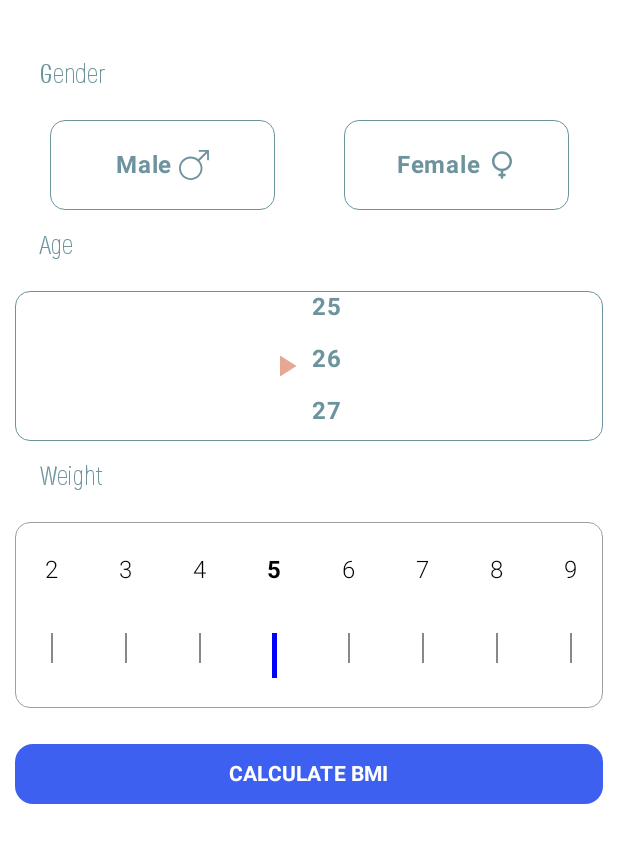
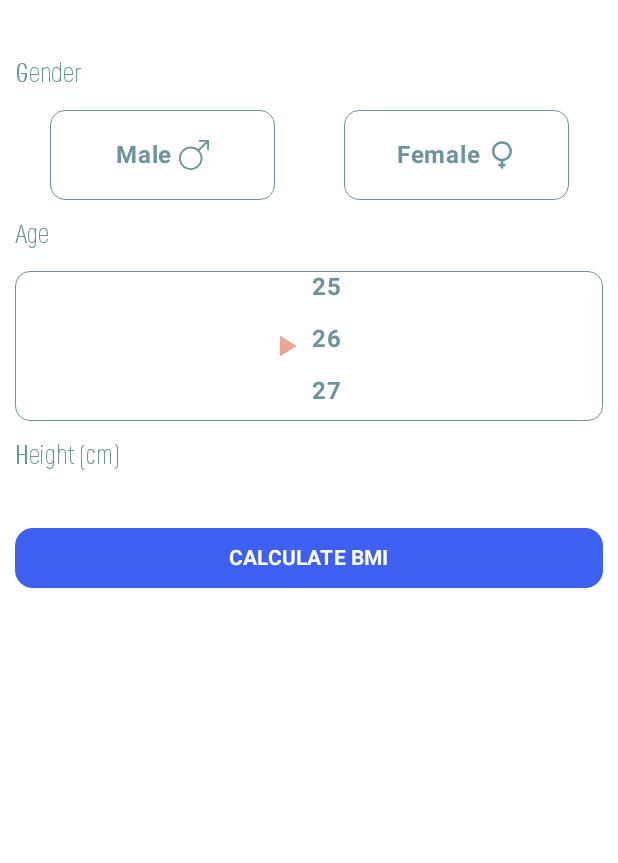
Before and after one commit to Aslmmon/BMI-calculator, an Android app built with Jetpack Compose: the screen it shows after launch (MainActivity), on a phone screen of 412 x 824 dp, the part 66-929 px from its top. Run offline under Robolectric (Android 15) with nearby library versions, the phone set to English and light mode, and no system bars; our stand-ins replace Dagger/Hilt's generated code; Roboto replaces fonts that are not available here.

```diff
--- a/features/bmi_input/src/main/java/com/ontop/inputapp/shared_ui/components.kt
+++ b/features/bmi_input/src/main/java/com/ontop/inputapp/shared_ui/components.kt
@@ -76,17 +76,16 @@ fun ContentWithTitle(
         Text(
             text = title,
             textAlign = TextAlign.Center,
-            modifier = modifier.padding(16.dp),
+            modifier = modifier.padding( vertical = 15.dp),
             color = MaterialTheme.colorScheme.primary,
             style = MaterialTheme.typography.titleSmall
         )
-        _gap()
         content.invoke()
     }
 }
 
 @Composable
-fun _gap(height: Int = 5) = Spacer(modifier = Modifier.height(height.dp))
+fun _gap(height: Int = 10) = Spacer(modifier = Modifier.height(height.dp))
 
 @Composable
 fun RoundedCardView(modifier: Modifier, content: @Composable () -> Unit) {
@@ -122,7 +121,6 @@ fun GenderView(
                 MutableInteractionSource()
             }) {
                 onGenderClicked.invoke()
-
             }
             .clip(RoundedCornerShape(11.dp))
             .background(if (isGenderSelected) MaterialTheme.colorScheme.secondary else Color.White)
@@ -134,7 +132,7 @@ fun GenderView(
             modifier = modifier
                 .height(60.dp)
                 .width(150.dp)
-                .fillMaxSize(),
+                .fillMaxWidth(),
             horizontalArrangement = Arrangement.Center
         ) {
             Text(
--- a/features/bmi_input/src/main/java/com/ontop/inputapp/ui/BmiInputScreen.kt
+++ b/features/bmi_input/src/main/java/com/ontop/inputapp/ui/BmiInputScreen.kt
@@ -53,17 +53,7 @@ fun BmiInputScreen(
         }
 
 
-        ContentWithTitle(title = stringResource(R.string.weight)) {
-            RoundedCardView(modifier = modifier) {
-                var lists =
-                    listOf(2, 3, 4, 5, 6, 7, 8, 9, 10, 11, 12, 23, 45, 12, 12, 12, 14, 13, 14)
-
-                ScrollableRowList(modifier = modifier, content = { isSameIndex, item ->
-                    HeightViewNew(modifier, isSameIndex, item)
-
-                }, lists = lists)
-
-            }
+        ContentWithTitle(title = stringResource(R.string.height)) {
 
         }
 
@@ -101,3 +91,14 @@ private fun GenderContent(modifier: Modifier) {
 fun ShowBMiInputScreen() {
     BmiInputScreen()
 }
+
+//RoundedCardView(modifier = modifier) {
+//    var lists =
+//        listOf(2, 3, 4, 5, 6, 7, 8, 9, 10, 11, 12, 23, 45, 12, 12, 12, 14, 13, 14)
+//
+//    ScrollableRowList(modifier = modifier, content = { isSameIndex, item ->
+//        HeightViewNew(modifier, isSameIndex, item)
+//
+//    }, lists = lists)
+//
+//}
--- a/features/splash/src/main/java/com/ontop/home/ui/Splash.kt
+++ b/features/splash/src/main/java/com/ontop/home/ui/Splash.kt
@@ -39,7 +39,7 @@ fun SplashScreen(
     Column(
         modifier = modifier
             .fillMaxSize()
-            .background(MaterialTheme.colorScheme.background),
+            .background(MaterialTheme.colorScheme.primary),
         Arrangement.Center,
         Alignment.CenterHorizontally
     ) {
```
